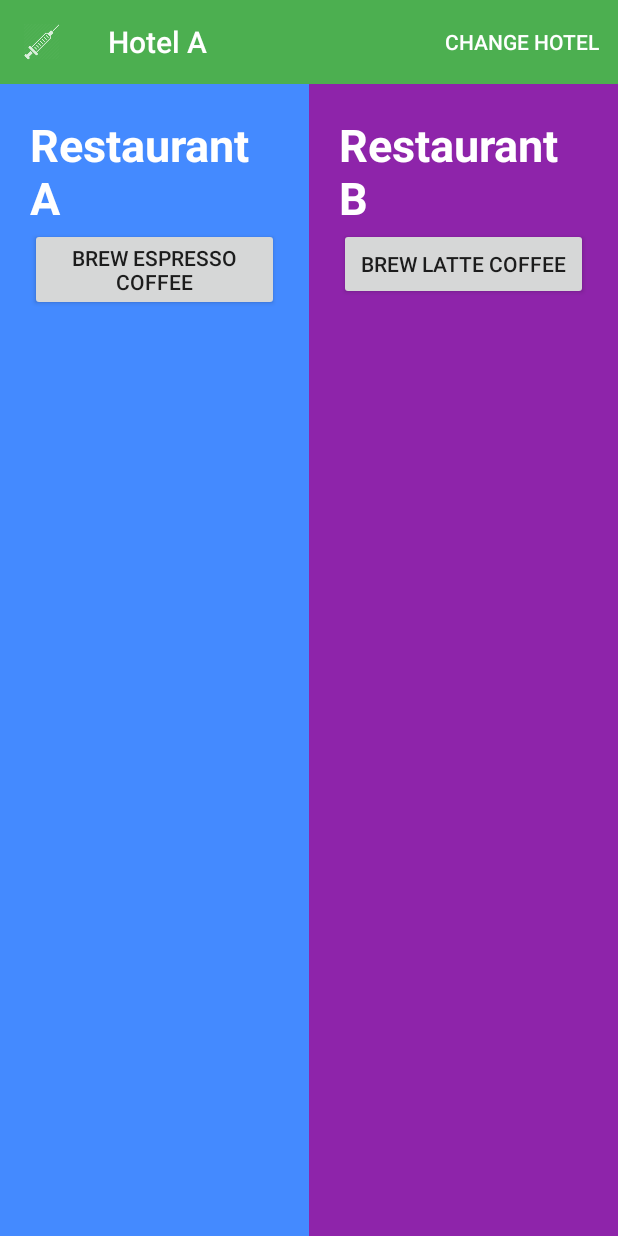
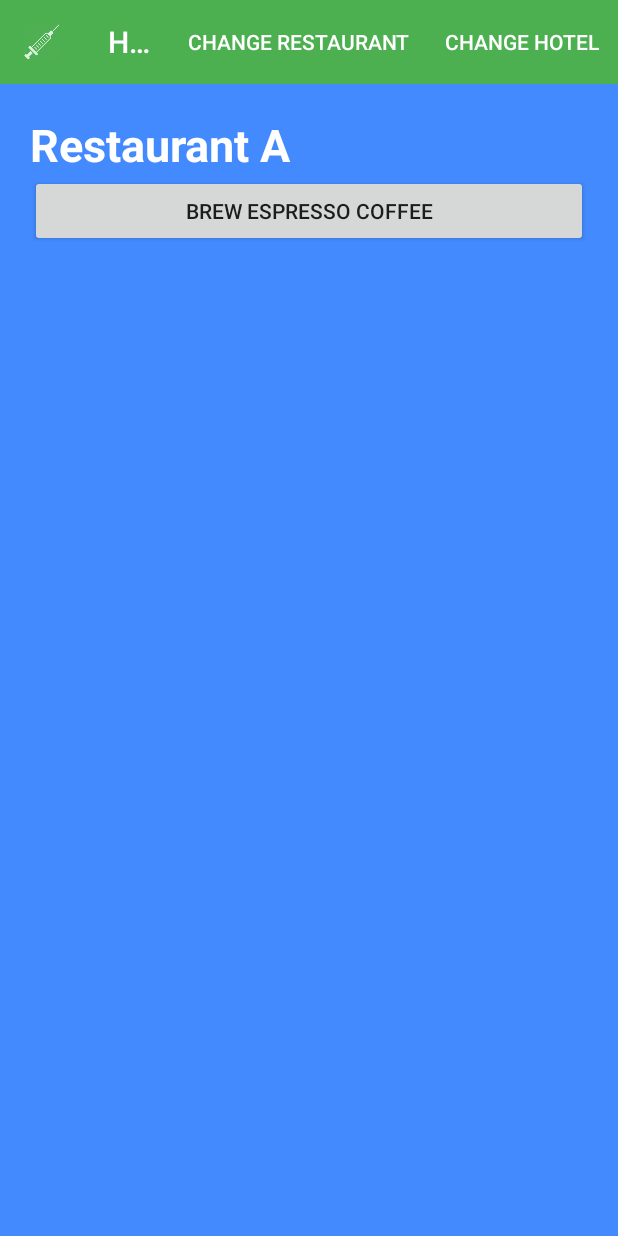
Before and after one commit to androidlife/get-a-fix-of-dependency, an Android app: the screen it shows after launch (HotelA), on a phone screen of 412 x 824 dp. Run offline under Robolectric (Android 15) with nearby library versions, the phone set to English and light mode, and no system bars; our stand-ins replace ButterKnife, Dagger/Hilt's generated code, Timber; 2 statements that could not run were skipped.

Commit message:
Making some visual changes on HotelA

```diff
--- a/app/src/main/res/layout/hotel_a.xml
+++ b/app/src/main/res/layout/hotel_a.xml
@@ -6,25 +6,8 @@
     android:orientation="vertical">
 
     <include layout="@layout/toolbar" />
-
-
-    <LinearLayout
+    <FrameLayout
         android:layout_width="match_parent"
         android:layout_height="match_parent"
-        android:baselineAligned="false">
-
-        <fragment
-            android:id="@+id/frag_restaurant_a"
-            class="com.wordpress.laaptu.dependencyinjection.fragments.RestaurantA"
-            android:layout_width="0dp"
-            android:layout_height="match_parent"
-            android:layout_weight="1" />
-
-        <fragment
-            android:id="@+id/frag_restaurant_b"
-            class="com.wordpress.laaptu.dependencyinjection.fragments.RestaurantB"
-            android:layout_width="0dp"
-            android:layout_height="match_parent"
-            android:layout_weight="1" />
-    </LinearLayout>
+        android:id="@+id/container"/>
 </LinearLayout>
--- a/app/src/main/res/menu/main.xml
+++ b/app/src/main/res/menu/main.xml
@@ -2,7 +2,13 @@
 <menu xmlns:android="http://schemas.android.com/apk/res/android"
     xmlns:app="http://schemas.android.com/apk/res-auto">
     <item
+        android:id="@+id/menu_change_restaurant"
+        android:title="Change Restaurant"
+        app:showAsAction="always" />
+    <item
         android:id="@+id/menu_change_hotel"
         android:title="Change Hotel"
         app:showAsAction="always" />
+
+
 </menu>
--- a/build.gradle
+++ b/build.gradle
@@ -17,6 +17,6 @@ allprojects {
     }
 }
 
-task clean(type: Delete) {
-    delete rootProject.buildDir
-}
+//task clean(type: Delete) {
+//    delete rootProject.buildDir
+//}
```
Also changed, not shown: app/build.gradle (+2 -5 lines), app/src/main/java/com/wordpress/laaptu/dependencyinjection/HotelA.java (+30 -1 lines), gradle/wrapper/gradle-wrapper.properties.
